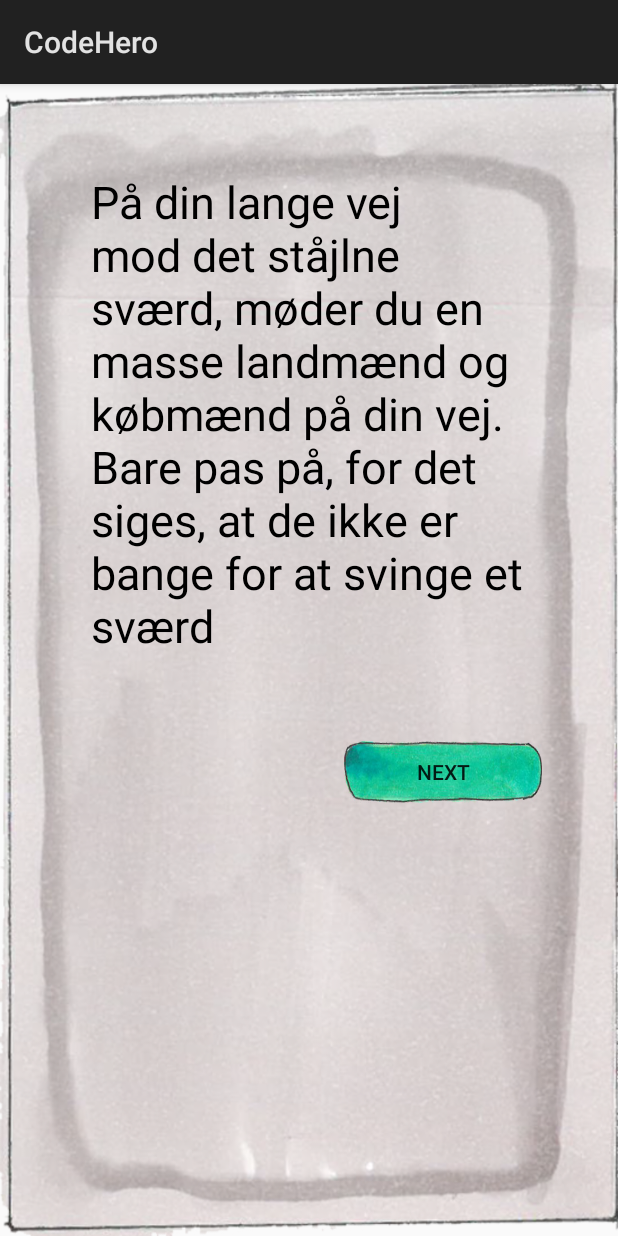
After one commit to MarshmallowGames/CodeHero, an Android app: the TheRoadStory screen opened directly, with no data from a screen before it, on a phone screen of 412 x 824 dp. The commit adds this screen. Run offline under Robolectric (Android 15) with nearby library versions, the phone set to English and light mode, and no system bars.

Commit message:
Few activities made

```diff
--- a/app/src/main/AndroidManifest.xml
+++ b/app/src/main/AndroidManifest.xml
@@ -22,6 +22,8 @@
         <activity android:name=".Character" />
         <activity android:name=".QuestActivity" />
         <activity android:name=".TaskActivity" />
+        <activity android:name=".TheRoadStory" />
+        <activity android:name=".ItemReward"></activity>
     </application>
 
 </manifest>
--- /dev/null
+++ b/app/src/main/java/com/example/zeltr/codehero/TheRoadStory.java
@@ -0,0 +1,23 @@
+package com.example.zeltr.codehero;
+
+import android.app.Activity;
+import android.content.Intent;
+import android.os.Bundle;
+import android.view.View;
+
+public class TheRoadStory extends Activity {
+
+    @Override
+    protected void onCreate(Bundle savedInstanceState) {
+        super.onCreate(savedInstanceState);
+        setContentView(R.layout.activity_the_road_story);
+    }
+
+    protected void startQuest(View view){
+        Intent intent = new Intent(this, TheRoad.class);
+        startActivity(intent);
+
+        overridePendingTransition(R.anim.slide_in_right, 0);
+    }
+
+}
--- /dev/null
+++ b/app/src/main/res/layout/activity_the_road_story.xml
@@ -0,0 +1,56 @@
+<?xml version="1.0" encoding="utf-8"?>
+<android.support.constraint.ConstraintLayout xmlns:android="http://schemas.android.com/apk/res/android"
+    xmlns:app="http://schemas.android.com/apk/res-auto"
+    xmlns:tools="http://schemas.android.com/tools"
+    android:layout_width="match_parent"
+    android:layout_height="match_parent"
+    tools:context="com.example.zeltr.codehero.TheRoadStory">
+
+    <ImageView
+        android:background="@drawable/background"
+        android:layout_width="wrap_content"
+        android:layout_height="wrap_content"
+        android:layout_alignParentTop="true"
+        android:layout_alignParentStart="true"
+        android:id="@+id/backgroundPicture"
+        android:scaleType="fitXY"
+        app:layout_constraintTop_toTopOf="parent"
+        app:layout_constraintLeft_toLeftOf="parent"
+        app:layout_constraintBottom_toBottomOf="parent"
+        android:layout_marginLeft="0dp"
+        app:layout_constraintVertical_bias="0.0" />
+
+    <Button
+        android:id="@+id/btnNext"
+        android:layout_width="132dp"
+        android:layout_height="41dp"
+        android:layout_marginLeft="8dp"
+        android:layout_marginRight="8dp"
+        android:layout_marginTop="438dp"
+        android:background="@drawable/button"
+        android:onClick="btnNextClicked"
+        android:text="Next"
+        app:layout_constraintHorizontal_bias="0.838"
+        app:layout_constraintLeft_toLeftOf="parent"
+        app:layout_constraintRight_toRightOf="parent"
+        app:layout_constraintTop_toTopOf="parent" />
+
+    <TextView
+        android:id="@+id/questStory"
+        android:text="@string/theRoadStory"
+        android:textSize="30sp"
+        android:textColor="#000"
+        android:layout_width="291dp"
+        android:layout_height="349dp"
+        android:layout_alignParentEnd="true"
+        android:layout_alignParentStart="true"
+        android:layout_alignParentTop="true"
+        android:layout_marginRight="8dp"
+        android:layout_marginLeft="8dp"
+        android:layout_marginTop="58dp"
+        app:layout_constraintRight_toRightOf="parent"
+        app:layout_constraintLeft_toLeftOf="parent"
+        app:layout_constraintTop_toTopOf="@+id/backgroundPicture"
+        app:layout_constraintHorizontal_bias="0.504" />
+
+</android.support.constraint.ConstraintLayout>
--- a/app/src/main/res/values/strings.xml
+++ b/app/src/main/res/values/strings.xml
@@ -1,4 +1,6 @@
 <resources>
     <string name="app_name">CodeHero</string>
     <string name="hej">hej</string>
+    <string name="theRoadStory">På din lange vej mod det ståjlne sværd, møder du en masse landmænd og købmænd på din vej.
+         Bare pas på, for det siges, at de ikke er bange for at svinge et sværd</string>
 </resources>
```
Also changed, not shown: app/src/main/java/com/example/zeltr/codehero/ItemReward.java (added, +13 -0 lines), app/src/main/res/layout/activity_item_reward.xml (added, +23 -0 lines).
